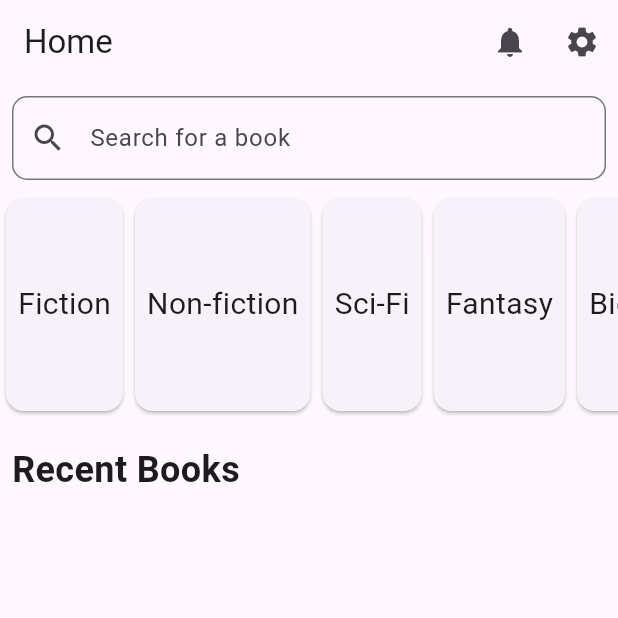
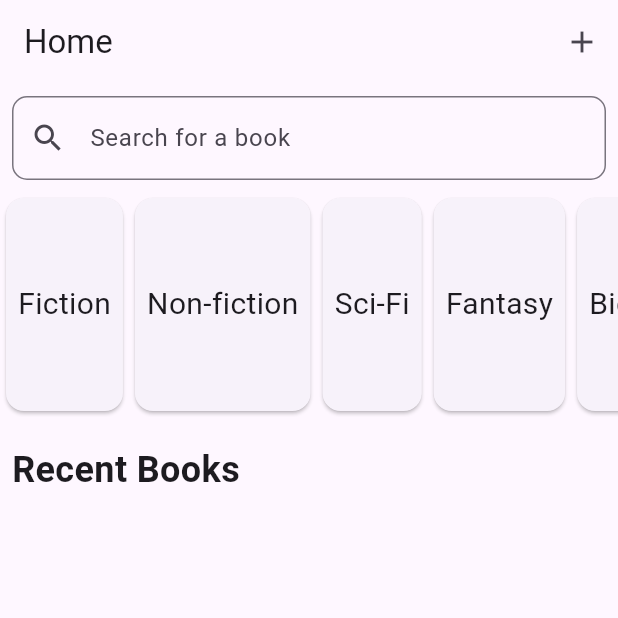
Before and after one commit to rashidsadeed/Bootcamp2024-35, a Flutter app: the HomePage screen opened directly, on a phone screen of 412 x 824 dp, the top half of it. Run offline on Flutter 3.47's test engine with Material 3 defaults, Android fonts, the phone set to English and light mode, and no system bars; our stand-ins replace cloud_firestore, firebase_auth, firebase_core; accounts and stored records are empty.

Commit message:
added dynamnic appBar for individual screens

```diff
--- a/lib/screens/home_screen.dart
+++ b/lib/screens/home_screen.dart
@@ -40,19 +40,7 @@ class _HomePageState extends State<HomePage> {
   @override
   Widget build(BuildContext context) {
     return Scaffold(
-        appBar: AppBar(
-          title: Text(_titles[_selectedIndex]),
-          actions: [
-            IconButton(
-              icon: const Icon(Icons.notifications),
-              onPressed: () {},
-            ),
-            IconButton(
-              icon: const Icon(Icons.settings),
-              onPressed: () {},
-            ),
-          ],
-        ),
+        appBar: _selectAppBar(_selectedIndex),
         body: _widgetOptions[_selectedIndex],
         bottomNavigationBar: BottomNavigationBar(
           type:BottomNavigationBarType.fixed,
@@ -75,7 +63,57 @@ class _HomePageState extends State<HomePage> {
         ),
     );
   }
+
+  AppBar _selectAppBar(int index) {
+  switch (index) {
+    case 0: // Home
+      return AppBar(
+        title: Text(_titles[index]),
+        actions: [
+          IconButton(
+            icon: const Icon(Icons.add),
+            onPressed: () {},
+          ),
+        ],
+      );
+    case 1: // Wishlist
+      return AppBar(
+        title: Text(_titles[index]),
+        actions: [
+          IconButton(
+            icon: const Icon(Icons.share),
+            onPressed: () {},
+          ),
+        ],
+        leading: IconButton(
+          icon: const Icon(Icons.arrow_back),
+          onPressed: () {},
+        )
+      );
+    case 2: // Profile
+      return AppBar(
+        title: Text(_titles[index]),
+        actions: [
+          IconButton(
+            icon: const Icon(Icons.logout),
+            onPressed: () {},
+          ),
+        ],
+        leading: IconButton(
+          icon: const Icon(Icons.arrow_back),
+          onPressed: () {},
+        )
+      );
+    default:
+      return AppBar(
+        title: Text('Page'),
+      );
+  }
 }
+}
+
+
+
 
 class HomeScreenContent extends StatelessWidget {
   const HomeScreenContent({super.key});
@@ -119,49 +157,9 @@ class HomeScreenContent extends StatelessWidget {
     );
   }
 }
-// class HomeScreenContent extends StatelessWidget {
-//   const HomeScreenContent({super.key});
-//
-//   @override
-//   Widget build(BuildContext context) {
-//
-//     return Column(
-//         children: [
-//           Consumer<BookProvider>(
-//               builder: (context, bookProvider, child) {
-//                 return ListView(
-//                   children: [
-//                     Padding(
-//                       padding: const EdgeInsets.all(8.0),
-//                       child: Container(
-//                         child: TextField(
-//                           decoration: InputDecoration(
-//                             hintText: "Search for a book",
-//                             prefixIcon: Icon(Icons.search),
-//                             border: OutlineInputBorder(
-//                               borderRadius: BorderRadius.circular(10),
-//                             ),
-//                           ),
-//                       ),
-//                       ),
-//                     ),
-//                     //to create a slide show of different genres
-//                     GenresCards(),
-//                     SizedBox(height: 10,),
-//
-//                     Padding(
-//                       padding: const EdgeInsets.all(8.0),
-//                       child: Text("Recent Books", style: TextStyle(fontSize: 24, fontWeight: FontWeight.bold)),
-//                     ),
-//                     BooksSlider(),
-//                   ],
-//                 );
-//               }
-//           ),
-//         ],
-//     );
-//   }
-// }
+
+
+
 
 
 class GenresCards extends StatelessWidget {
```
